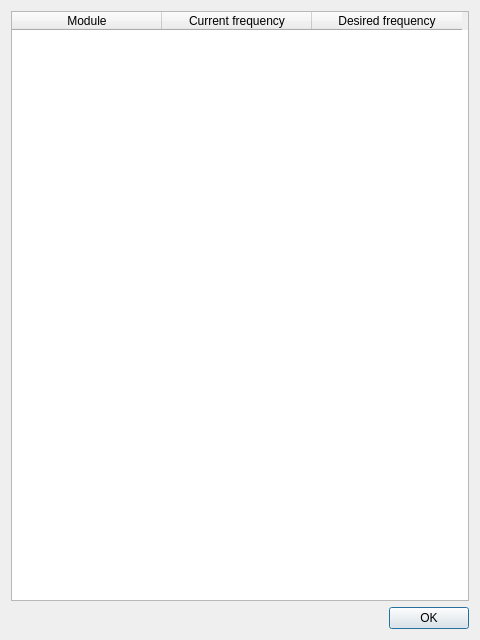
This is process/joanhq/mainwindow/performancemonitordialog.ui in tud-hri/joan as Qt 5 draws it before an edit. The edited form follows.
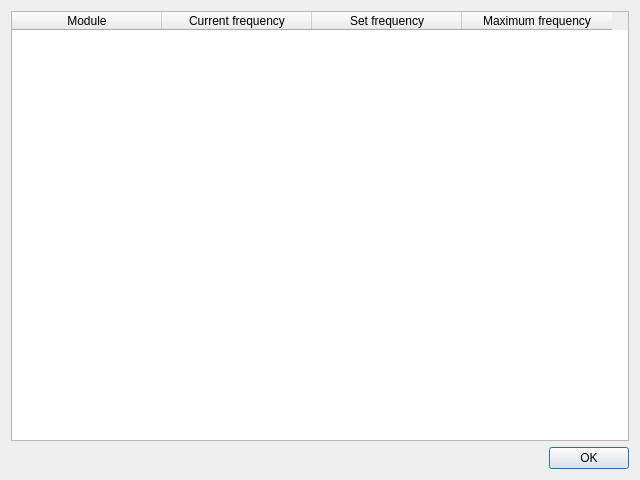
This is the edited form.

Commit message: implemented red warning color to show processes running under speed extended performance metrics with maximum possible frequency based un current calculation time

Diff of the .ui file:
```diff
--- a/process/joanhq/mainwindow/performancemonitordialog.ui
+++ b/process/joanhq/mainwindow/performancemonitordialog.ui
@@ -6,8 +6,8 @@
    <rect>
     <x>0</x>
     <y>0</y>
-    <width>480</width>
-    <height>640</height>
+    <width>640</width>
+    <height>480</height>
    </rect>
   </property>
   <property name="windowTitle">
@@ -46,7 +46,12 @@
      </column>
      <column>
       <property name="text">
-       <string>Desired frequency</string>
+       <string>Set frequency</string>
+      </property>
+     </column>
+     <column>
+      <property name="text">
+       <string>Maximum frequency</string>
       </property>
      </column>
     </widget>
```
The commit also changes 2 other files.
